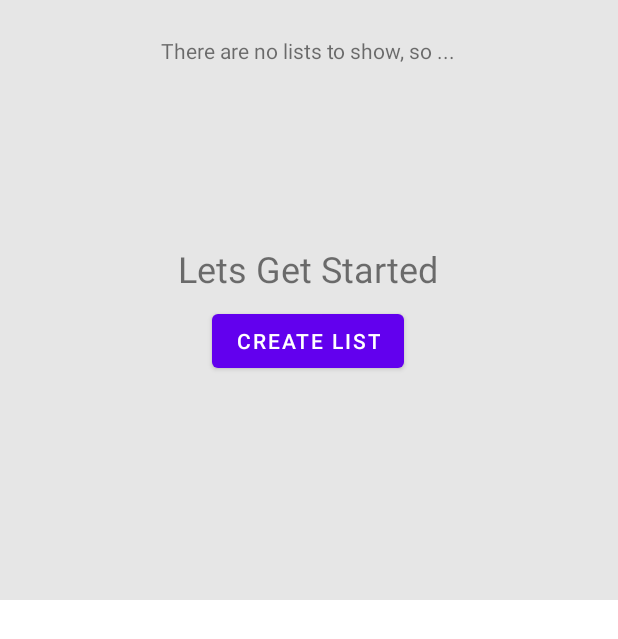
After one commit to Arcane-Adagio/InventoryApp, an Android app: the layout frag_empty_inv.xml on its own in the app's theme, with its tools: preview values and no code run, on a phone screen of 412 x 824 dp. The commit adds this screen. Shown: the top 639 px of the screen. Run offline under Robolectric (Android 15) with nearby library versions, the phone set to English and light mode, and no system bars.

Commit message:
adds fragment layouts

```diff
--- /dev/null
+++ b/app/src/main/res/layout/frag_empty_inv.xml
@@ -0,0 +1,45 @@
+<?xml version="1.0" encoding="utf-8"?>
+<androidx.constraintlayout.widget.ConstraintLayout xmlns:android="http://schemas.android.com/apk/res/android"
+    xmlns:app="http://schemas.android.com/apk/res-auto"
+    xmlns:tools="http://schemas.android.com/tools"
+    android:layout_width="match_parent"
+    android:layout_height="400dp"
+    android:id="@+id/home_frag_empty"
+    android:background="@color/dark_theme_def_btn_accent">
+
+    <TextView
+        android:id="@+id/textView3"
+        android:layout_width="wrap_content"
+        android:layout_height="wrap_content"
+        android:layout_marginTop="24dp"
+        android:text="There are no lists to show, so ..."
+        app:layout_constraintEnd_toEndOf="parent"
+        app:layout_constraintHorizontal_bias="0.497"
+        app:layout_constraintStart_toStartOf="parent"
+        app:layout_constraintTop_toTopOf="parent" />
+
+    <TextView
+        android:layout_width="wrap_content"
+        android:layout_height="wrap_content"
+        android:layout_marginBottom="8dp"
+        android:text="Lets Get Started"
+        android:textSize="24sp"
+        app:layout_constraintBottom_toTopOf="@+id/button3"
+        app:layout_constraintEnd_toEndOf="@+id/button3"
+        app:layout_constraintHorizontal_bias="0.51"
+        app:layout_constraintStart_toStartOf="@+id/button3" />
+
+    <Button
+        android:id="@+id/button3"
+        android:layout_width="wrap_content"
+        android:layout_height="wrap_content"
+        android:layout_marginTop="140dp"
+        android:text="Create List"
+        app:layout_constraintBottom_toBottomOf="parent"
+        app:layout_constraintEnd_toEndOf="parent"
+        app:layout_constraintHorizontal_bias="0.498"
+        app:layout_constraintStart_toStartOf="parent"
+        app:layout_constraintTop_toBottomOf="@+id/textView3"
+        app:layout_constraintVertical_bias="0.118" />
+
+</androidx.constraintlayout.widget.ConstraintLayout>
```
Also changed, not shown: app/src/main/res/drawable-anydpi/ic_add_default.xml (added, +11 -0 lines), app/src/main/res/layout/frag_inventorylist.xml (added, +14 -0 lines), app/src/main/res/layout/inventory_page.xml (+28 -3 lines), app/src/main/res/menu/home_appbar_menu.xml (added, +10 -0 lines), app/src/main/res/drawable-hdpi/ic_add_default.png (added), app/src/main/res/drawable-mdpi/ic_add_default.png (added), app/src/main/res/drawable-xhdpi/ic_add_default.png (added), app/src/main/res/drawable-xxhdpi/ic_add_default.png (added).
